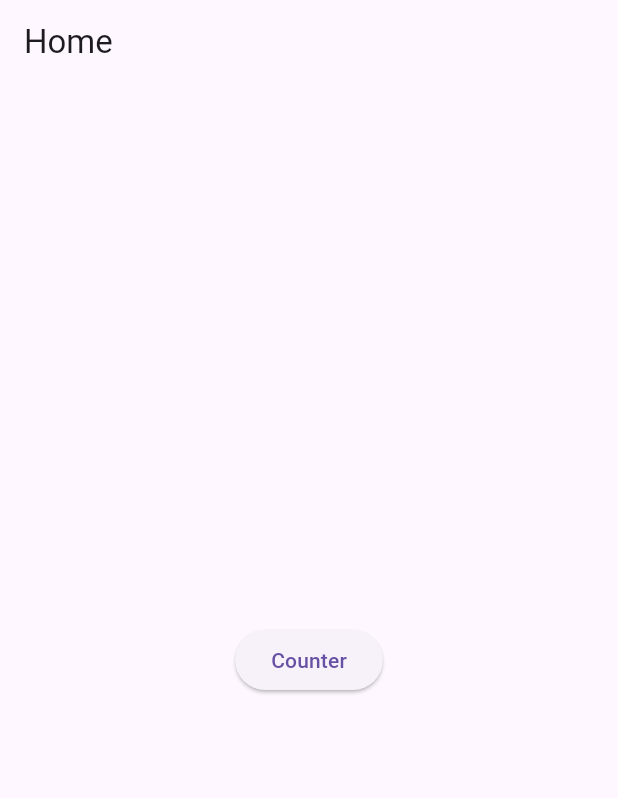
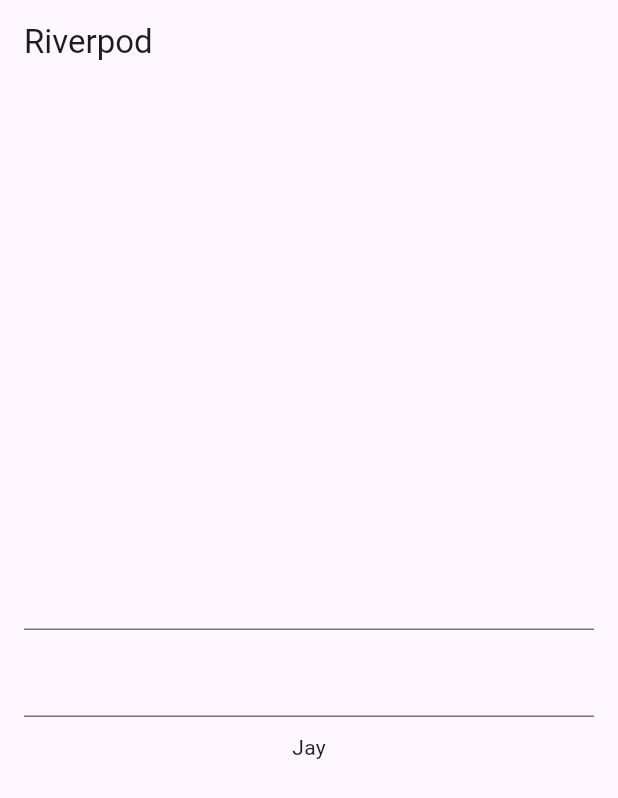
Before and after one commit to Sunilpore/Sample-Projects, a Flutter app: the screen it shows after launch, on a phone screen of 412 x 824 dp. Shown: the top 798 px of the screen. Run offline on Flutter 3.47's test engine with Material 3 defaults, Android fonts, the light colour scheme and no system bars; our stand-ins replace equatable, flutter_riverpod, go_router.

Commit message:
use select method to filtering widget rebuild. Refactor the code

```diff
--- a/lib/main.dart
+++ b/lib/main.dart
@@ -1,10 +1,6 @@
-import 'package:ekart/stream_provider/rv_stream_provider.dart';
+import 'package:ekart/rv_select/customer_page.dart';
 import 'package:flutter/material.dart';
 import 'package:flutter_riverpod/flutter_riverpod.dart';
-import 'package:go_router/go_router.dart';
-
-import 'auto_disposable/home_page.dart';
-import 'auto_disposable/counter_page.dart';
 
 
 
@@ -18,18 +14,13 @@ class MyApp extends StatelessWidget {
   Widget build(BuildContext context) {
     // TODO: implement build
 
-    return MaterialApp.router(
+    return MaterialApp(
       title: 'Flutter Demo',
       theme: ThemeData(
         primarySwatch: Colors.blue,
       ),
-      routerConfig: _router,
+      home: const CustomerPage(),
     );
   }
 
 }
-
-final GoRouter _router = GoRouter(routes: [
-  GoRoute(path: "/", builder: (context, state) => const HomePage()),
-  GoRoute(path: "/counter", builder: (context, state) => const CounterPage())
-]);
--- /dev/null
+++ b/lib/rv_select/customer_page.dart
@@ -0,0 +1,55 @@
+import 'package:ekart/rv_select/customer_model.dart';
+import 'package:ekart/rv_select/customer_notifier.dart';
+import 'package:flutter/cupertino.dart';
+import 'package:flutter/material.dart';
+import 'package:flutter_riverpod/flutter_riverpod.dart';
+
+
+final customerProvider = StateNotifierProvider<CustomerNotifier, CustomerModel>((ref)=>
+    CustomerNotifier(const CustomerModel(name: "Jay", address: "India")));
+
+
+
+class CustomerPage extends ConsumerWidget {
+
+  const CustomerPage({super.key});
+
+  @override
+  Widget build(BuildContext context, WidgetRef ref) {
+
+    print("build method called");
+    final customer = ref.watch(customerProvider.select((value) => value.name));
+
+    return Scaffold(
+      appBar: AppBar(
+        title: const Text("Riverpod"),
+      ),
+
+      body: Padding(
+        padding: const EdgeInsets.symmetric(horizontal: 16, vertical: 10),
+
+        child: Column(
+          crossAxisAlignment: CrossAxisAlignment.center,
+          mainAxisAlignment: MainAxisAlignment.center,
+          children: [
+
+            TextField(
+              onSubmitted: (value) => ref.read(customerProvider.notifier).updateName(value),
+            ),
+
+            const SizedBox(height: 10),
+
+            TextField(
+              onSubmitted: (value) => ref.read(customerProvider.notifier).updateAddress(value),
+            ),
+
+            const SizedBox(height: 10),
+
+            Text(customer),
+
+          ],
+        ),
+      )
+    );
+  }
+}
```
Also changed, not shown: lib/auto_disposable/home_page.dart (+30 -0 lines), lib/rv_select/customer_model.dart (added, +21 -0 lines), lib/rv_select/customer_notifier.dart (added, +17 -0 lines), 1 other file.
